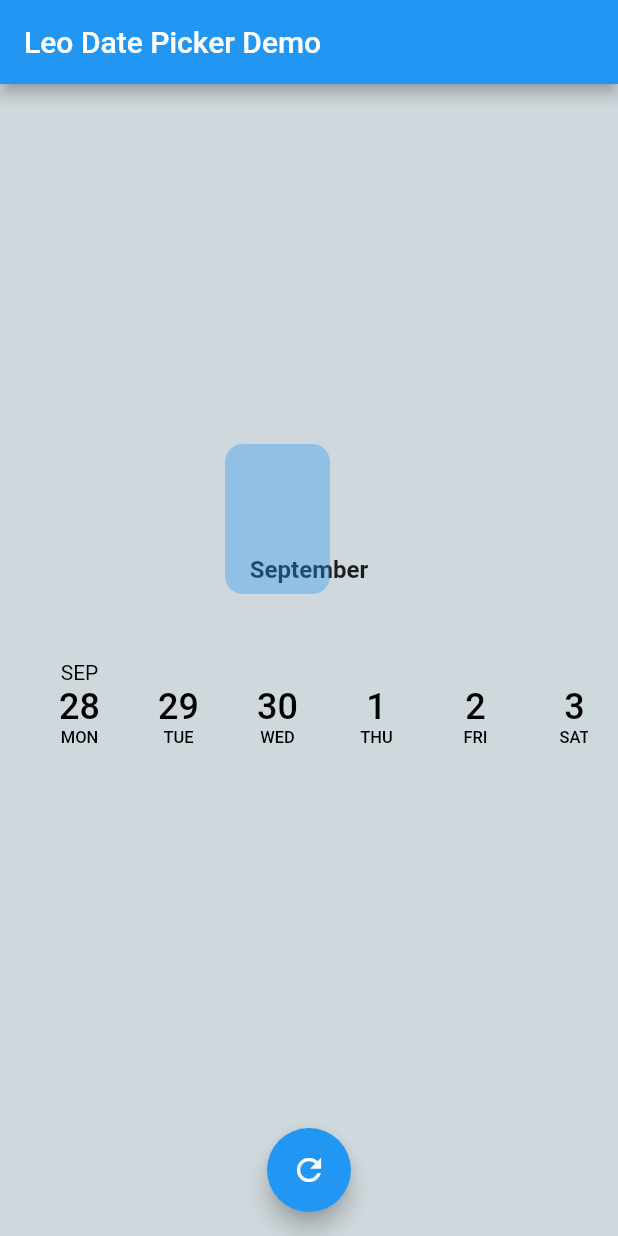
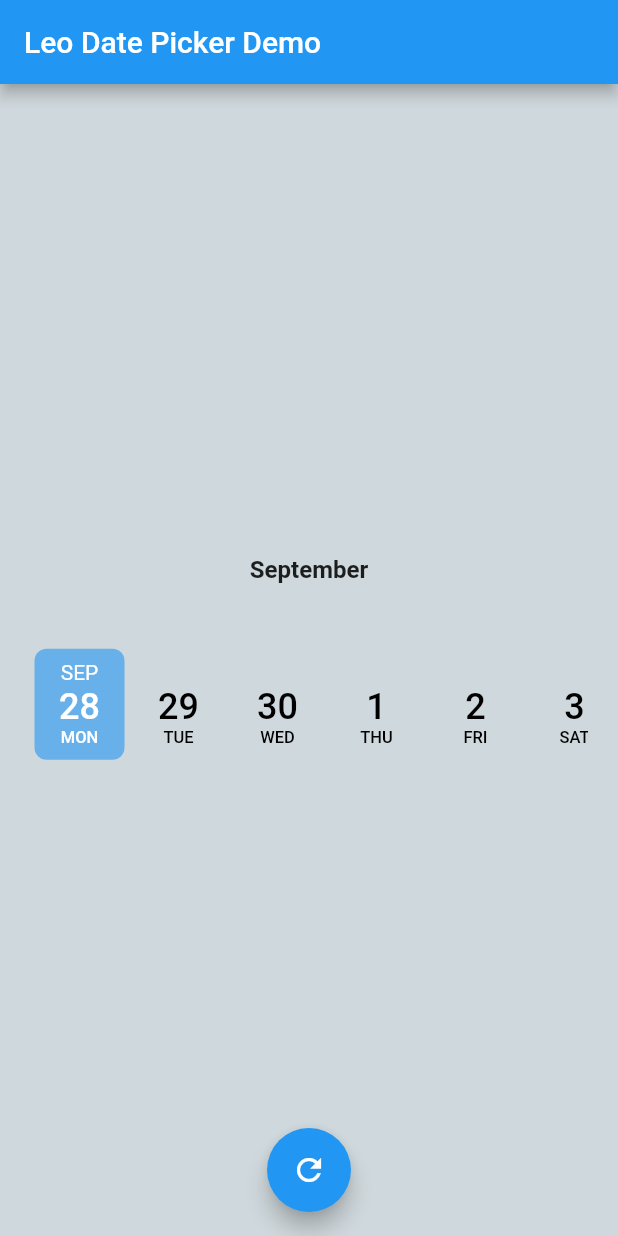
Before and after one commit to uzairleo/flutter_horizontal_calendar_View, a Flutter app: the screen it shows after launch, on a phone screen of 412 x 824 dp. Run offline on Flutter 3.47's test engine with Material 2 defaults, Android fonts, the phone set to English and light mode, and no system bars; drawn by our look-alikes of date_picker_timeline.

Commit message:
minor changes

```diff
--- a/lib/main.dart
+++ b/lib/main.dart
@@ -76,8 +76,9 @@ class _MyHomePageState extends State<MyHomePage> {
                       height: 80,
                       controller: _controller,
                       initialSelectedDate: DateTime.now(),
-                      selectionColor: Colors.transparent,
-                      selectedTextColor: Colors.black,
+                      selectionColor:
+                          Colors.blue.withOpacity(0.6), //Colors.transparent,
+                      selectedTextColor: Colors.white, //Colors.black,
                       locale: "en_us",
                       monthTextStyle: TextStyle(color: Colors.transparent),
                       onDateChange: (date) {
@@ -92,20 +93,20 @@ class _MyHomePageState extends State<MyHomePage> {
                   ),
                 ],
               ),
-              Positioned(
-                left: 130,
-                top: 220,
-                child: Opacity(
-                  opacity: 0.6,
-                  child: Container(
-                    width: 70,
-                    height: 100,
-                    decoration: BoxDecoration(
-                        borderRadius: BorderRadius.circular(12.0),
-                        color: Colors.blue.withOpacity(0.6)),
-                  ),
-                ),
-              )
+              // Positioned(
+              //   left: 140,
+              //   top: 230,
+              //   child: Opacity(
+              //     opacity: 0.6,
+              //     child: Container(
+              //       width: 60,
+              //       height: 80,
+              //       decoration: BoxDecoration(
+              //           borderRadius: BorderRadius.circular(12.0),
+              //           color: Colors.blue.withOpacity(0.6)),
+              //     ),
+              //   ),
+              // )
             ],
           ),
         ));
```
